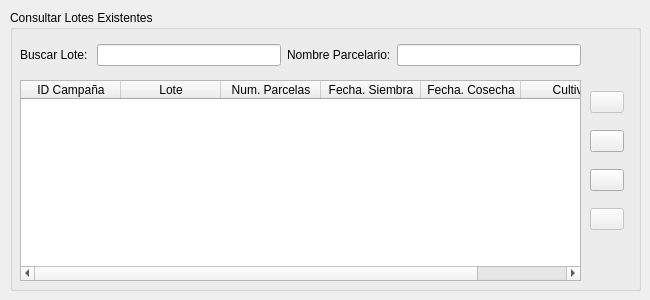
This is ui/dialogs/lote_dialog.ui in franciscocontreras93/agrae as Qt 5 draws it before an edit. The edited form follows.
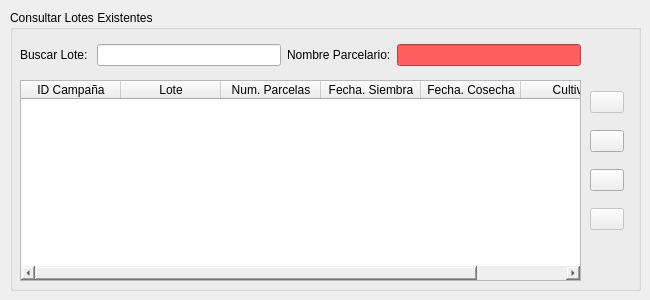
This is the edited form.

Commit message: added visuals alerts in relation form

```diff
--- a/ui/dialogs/lote_dialog.ui
+++ b/ui/dialogs/lote_dialog.ui
@@ -58,7 +58,11 @@
       </widget>
      </item>
      <item row="0" column="3">
-      <widget class="QLineEdit" name="lineEdit_2"/>
+      <widget class="QLineEdit" name="lineEdit_2">
+       <property name="styleSheet">
+        <string notr="true">background-color: rgb(255, 94, 94);</string>
+       </property>
+      </widget>
      </item>
      <item row="0" column="2">
       <widget class="QLabel" name="label_2">
@@ -81,6 +85,9 @@
     <layout class="QVBoxLayout" name="verticalLayout">
      <item>
       <widget class="QTableWidget" name="tableWidget">
+       <property name="styleSheet">
+        <string notr="true">border-color: rgb(255, 0, 0);</string>
+       </property>
        <property name="sizeAdjustPolicy">
         <enum>QAbstractScrollArea::AdjustToContents</enum>
        </property>
```
The commit also changes 1 other file.
